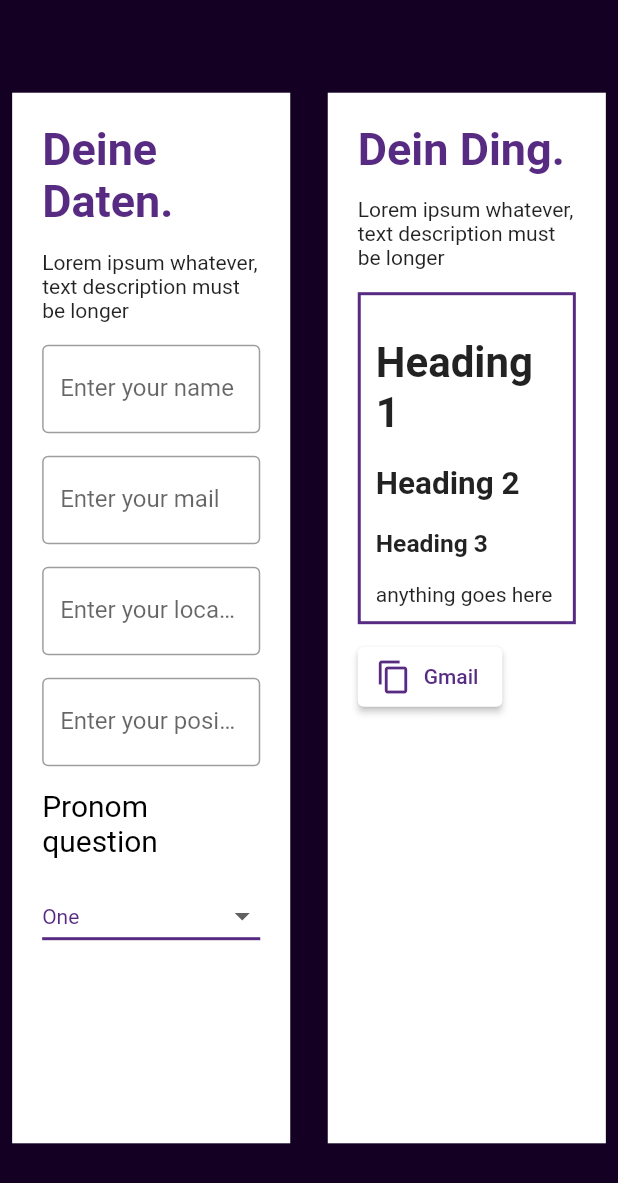
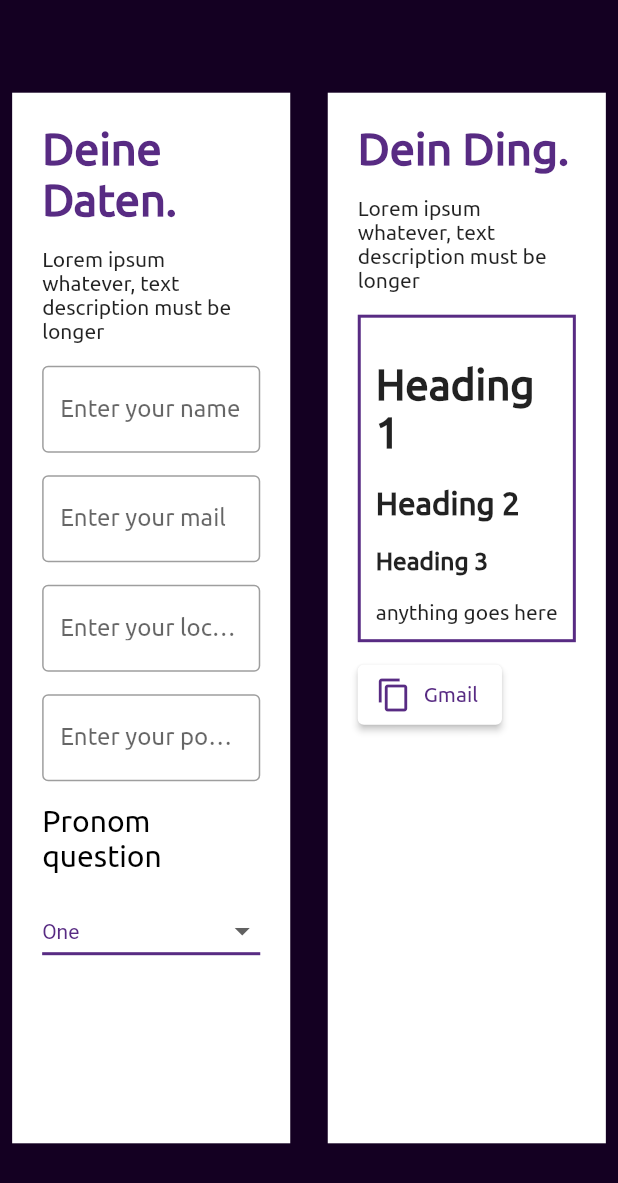
Before and after one commit to voltbonn/signature.volt.link, a Flutter app: the screen it shows after launch, on a phone screen of 412 x 824 dp. Shown: the top 1183 px of the screen. Run offline on Flutter 3.47's test engine with Material 2 defaults, Android fonts, the phone set to English and light mode, and no system bars; drawn by our look-alikes of flutter_widget_from_html_core; our stand-ins replace confetti.

Commit message:
Added - Ubuntu as global font

```diff
--- a/signature_volt_link/lib/main.dart
+++ b/signature_volt_link/lib/main.dart
@@ -16,6 +16,7 @@
     return MaterialApp(
       title: 'Signatur Generator',
       theme: ThemeData(
+          fontFamily: 'Ubuntu',
           primaryColor: const Color.fromARGB(255, 88, 43, 131),
           primarySwatch: const MaterialColor(
             0x582b83, // 0% comes in here, this will be color picked if no shade is selected when defining a Color property which doesn’t require a swatch.
```
Also changed, not shown: signature_volt_link/pubspec.yaml (+5 -12 lines), signature_volt_link/assets/fonts/Ubuntu-Regular.ttf (added).
